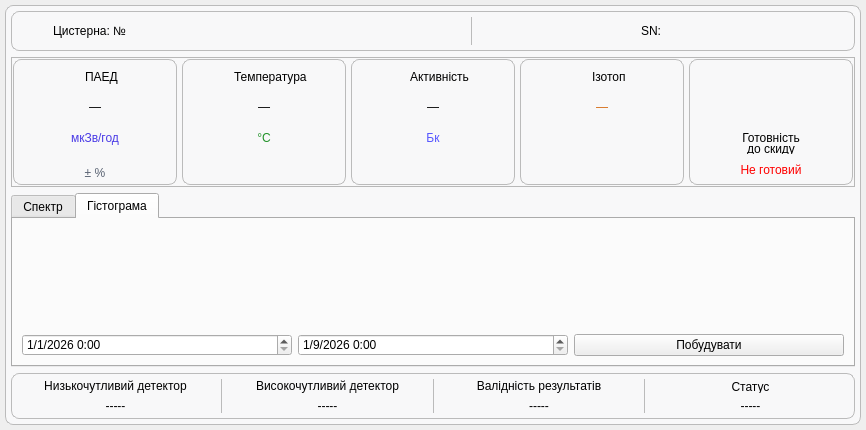
Before: the Qt Designer form _UI/dashboardbarrel.ui in Miskiv-Andrew/wroc, drawn with Qt 5.
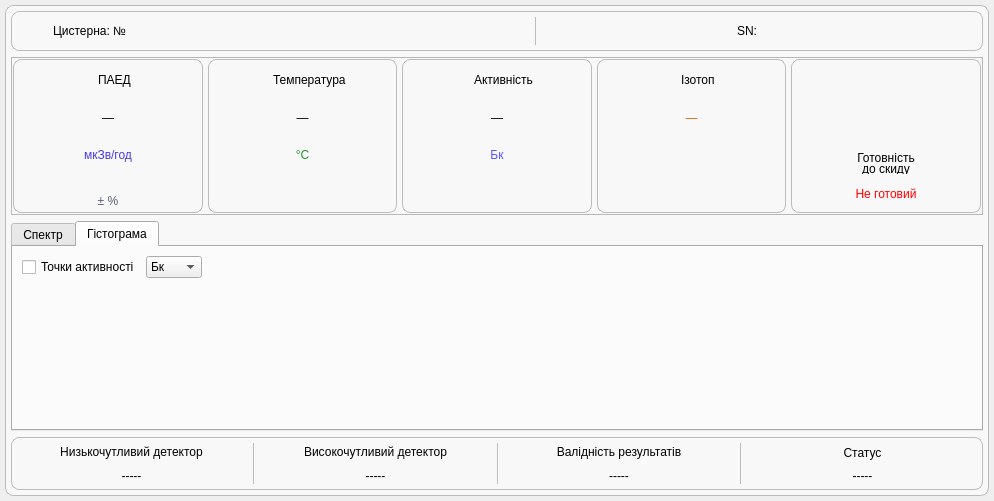
After: the same form once the commit is applied. The open tabs and pages were chosen to show the change.

Commit message: Fix spectrum and hist

Diff of the .ui file:
```diff
--- a/_UI/dashboardbarrel.ui
+++ b/_UI/dashboardbarrel.ui
@@ -6,8 +6,8 @@
    <rect>
     <x>0</x>
     <y>0</y>
-    <width>866</width>
-    <height>430</height>
+    <width>994</width>
+    <height>501</height>
    </rect>
   </property>
   <property name="sizePolicy">
@@ -462,69 +462,55 @@
            <number>9</number>
           </property>
           <item>
-           <layout class="QVBoxLayout" name="verticalLayout" stretch="10,1">
-            <item>
-             <widget class="QWidget" name="histogramWidget" native="true"/>
-            </item>
+           <layout class="QVBoxLayout" name="verticalLayout" stretch="0,10">
             <item>
              <layout class="QHBoxLayout" name="horizontalLayout">
               <item>
-               <widget class="QDateTimeEdit" name="dateFrom">
-                <property name="dateTime">
-                 <datetime>
-                  <hour>0</hour>
-                  <minute>0</minute>
-                  <second>0</second>
-                  <year>2026</year>
-                  <month>1</month>
-                  <day>1</day>
-                 </datetime>
-                </property>
-                <property name="date">
-                 <date>
-                  <year>2026</year>
-                  <month>1</month>
-                  <day>1</day>
-                 </date>
-                </property>
-                <property name="displayFormat">
-                 <string>d/M/yyyy H:mm</string>
-                </property>
-               </widget>
-              </item>
-              <item>
-               <widget class="QDateTimeEdit" name="dateTo">
-                <property name="dateTime">
-                 <datetime>
-                  <hour>0</hour>
-                  <minute>0</minute>
-                  <second>0</second>
-                  <year>2026</year>
-                  <month>9</month>
-                  <day>1</day>
-                 </datetime>
-                </property>
-                <property name="date">
-                 <date>
-                  <year>2026</year>
-                  <month>9</month>
-                  <day>1</day>
-                 </date>
-                </property>
-                <property name="displayFormat">
-                 <string>d/M/yyyy H:mm</string>
-                </property>
-               </widget>
-              </item>
-              <item>
-               <widget class="QPushButton" name="makeHist">
+               <widget class="QCheckBox" name="checkHistogram">
                 <property name="text">
-                 <string>Побудувати</string>
+                 <string>Точки активності</string>
                 </property>
                </widget>
               </item>
+              <item>
+               <widget class="QComboBox" name="chooseActivityValue">
+                <item>
+                 <property name="text">
+                  <string>Бк</string>
+                 </property>
+                </item>
+                <item>
+                 <property name="text">
+                  <string>Бк/кг</string>
+                 </property>
+                </item>
+               </widget>
+              </item>
+              <item>
+               <spacer name="horizontalSpacer_12">
+                <property name="orientation">
+                 <enum>Qt::Orientation::Horizontal</enum>
+                </property>
+                <property name="sizeHint" stdset="0">
+                 <size>
+                  <width>40</width>
+                  <height>20</height>
+                 </size>
+                </property>
+               </spacer>
+              </item>
              </layout>
             </item>
+            <item>
+             <widget class="QWidget" name="histogramWidget" native="true">
+              <property name="sizePolicy">
+               <sizepolicy hsizetype="Preferred" vsizetype="Preferred">
+                <horstretch>0</horstretch>
+                <verstretch>0</verstretch>
+               </sizepolicy>
+              </property>
+             </widget>
+            </item>
            </layout>
           </item>
          </layout>
```
The commit also changes 4 other files.
